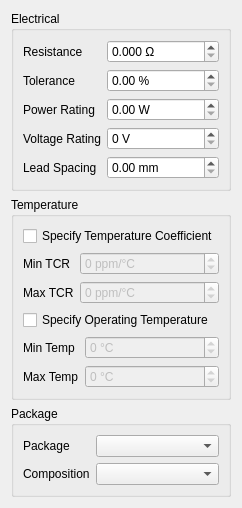
Old version of the form qtui/ui/ResistorEditor.ui in the repository hpmachining/ComponentInventory.
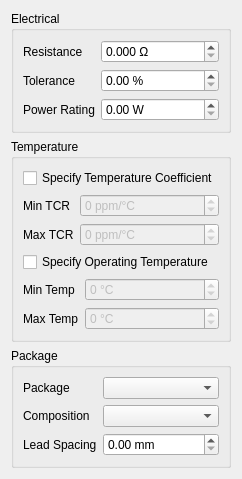
New version of the form.

Commit message:
Refactor ResistorEditor to use InventoryService
- Remove voltage rating from resistor editor UI
- Move lead spacing field into Package group
- Change ResistorEditor to accept InventoryService instead of Database
- Move resistor package/composition lookup population into editor
- Use InventoryService managers for resistor load/save operations
- Align editor behavior with prior ComponentEditDialog logic
- Remove direct database dependency from ResistorEditor

The edit to the form file:
```diff
--- a/qtui/ui/ResistorEditor.ui
+++ b/qtui/ui/ResistorEditor.ui
@@ -72,47 +72,6 @@
               </widget>
             </item>
 
-            <item row="3" column="0">
-              <widget class="QLabel" name="voltageLabel">
-                <property name="text">
-                  <string>Voltage Rating</string>
-                </property>
-              </widget>
-            </item>
-            <item row="3" column="1">
-              <widget class="QSpinBox" name="voltageSpin">
-                <property name="maximum">
-                  <number>10000</number>
-                </property>
-                <property name="suffix">
-                  <string> V</string>
-                </property>
-              </widget>
-            </item>
-            <item row="4" column="0">
-              <widget class="QLabel" name="leadSpacingLabel">
-                <property name="text">
-                  <string>Lead Spacing</string>
-                </property>
-              </widget>
-            </item>
-            <item row="4" column="1">
-              <widget class="QDoubleSpinBox" name="leadSpacingSpin">
-                <property name="decimals">
-                  <number>2</number>
-                </property>
-                <property name="minimum">
-                  <double>0.0</double>
-                </property>
-                <property name="maximum">
-                  <double>50.0</double>
-                </property>
-                <property name="suffix">
-                  <string> mm</string>
-                </property>
-              </widget>
-            </item>
-
           </layout>
         </widget>
       </item>
@@ -275,6 +234,31 @@
             <item row="1" column="1">
               <widget class="QComboBox" name="compositionCombo"/>
             </item>
+
+            <item row="2" column="0">
+              <widget class="QLabel" name="leadSpacingLabel">
+                <property name="text">
+                  <string>Lead Spacing</string>
+                </property>
+              </widget>
+            </item>
+            <item row="2" column="1">
+              <widget class="QDoubleSpinBox" name="leadSpacingSpin">
+                <property name="decimals">
+                  <number>2</number>
+                </property>
+                <property name="minimum">
+                  <double>0.0</double>
+                </property>
+                <property name="maximum">
+                  <double>50.0</double>
+                </property>
+                <property name="suffix">
+                  <string> mm</string>
+                </property>
+              </widget>
+            </item>
+
           </layout>
         </widget>
       </item>
```
The commit also changes 4 other files.
